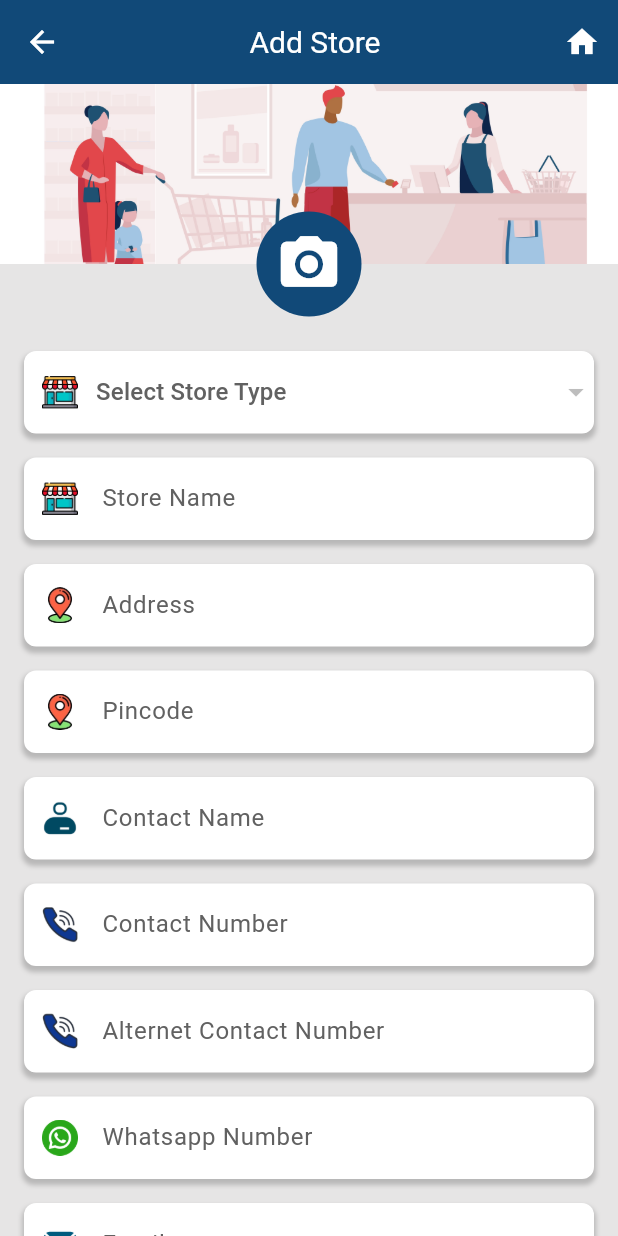
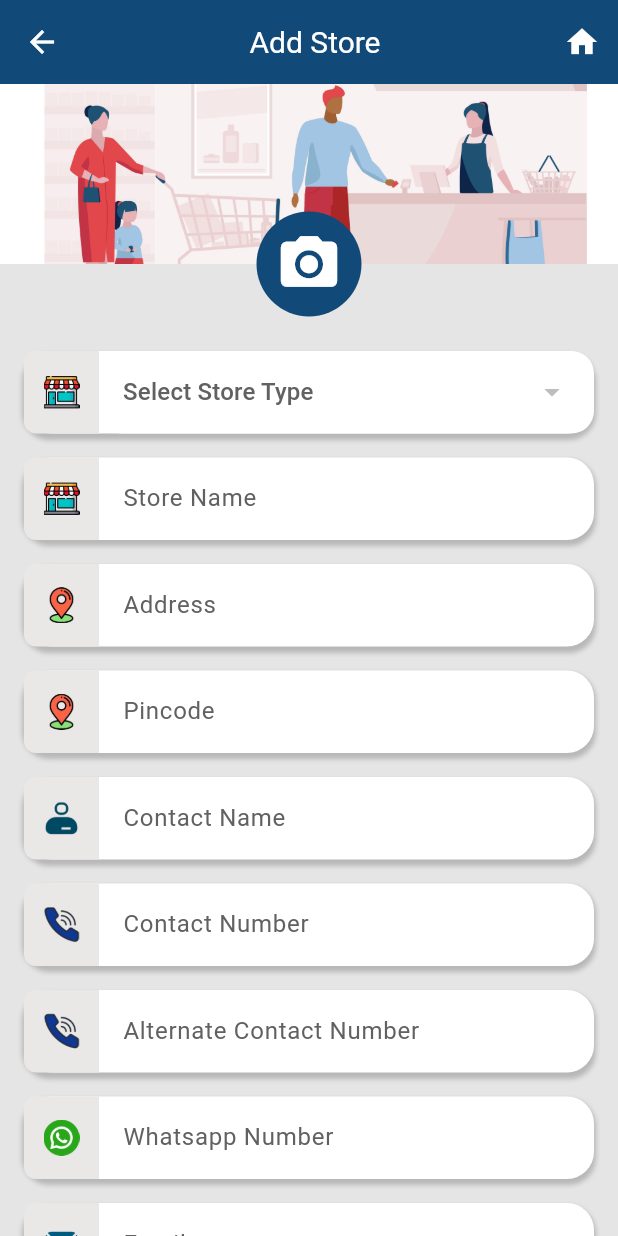
Before and after one commit to DebashisINT/ModernRetailFlutter, a Flutter app: the StoreFragment screen opened directly, after a tap on the "add" icon, on a phone screen of 412 x 824 dp. Run offline on Flutter 3.47's test engine with Material 3 defaults, Android fonts, the light colour scheme and no system bars; our stand-ins replace dio, floor, flutter_advanced_drawer, geocoding, geolocator, image_cropper and 6 more; accounts and stored records are empty; generated files the repository leaves out were written again.

Commit message:
c add store design change

```diff
--- a/lib/screen/store_add_fragment.dart
+++ b/lib/screen/store_add_fragment.dart
@@ -214,7 +214,7 @@ class _StoreAddFragmentState extends State<StoreAddFragment> {
                       10),
                   buildInputField(
                       'assets/images/ic_phone.png',
-                      'Alternet Contact Number',
+                      'Alternate Contact Number',
                       contactAlternateNumberController,
                       TextInputType.number,
                       10),
@@ -275,6 +275,157 @@ class _StoreAddFragmentState extends State<StoreAddFragment> {
   }
 
   Widget buildInputField(
+      String iconPath,
+      String hint,
+      TextEditingController controller,
+      TextInputType textInputType,
+      int maxLength, {
+        bool isDropdown = false,
+      }) {
+    return Container(
+      margin: EdgeInsets.symmetric(vertical: 8.0),
+      decoration: BoxDecoration(
+        color: AppColor.colorWhite, // White background for the input field
+        borderRadius: BorderRadius.circular(18),
+        boxShadow: [
+          BoxShadow(
+            color: Colors.black.withOpacity(0.2), // Shadow color with opacity
+            spreadRadius: 1, // Spread the shadow
+            blurRadius: 2, // Blur effect for the shadow
+            offset: Offset(0, 3), // Shadow position (x, y)
+          ),
+        ],
+      ),
+      child: Row(
+        children: [
+          // Grey rectangle with the icon
+          Container(
+            width: 50, // Width of the grey rectangle
+            height: 55, // Match the height of the input field
+            decoration: BoxDecoration(
+              color: AppColor.colorGreyIconBack, // Grey background color for icon area
+              borderRadius: BorderRadius.only(
+                topLeft: Radius.circular(8),
+                bottomLeft: Radius.circular(8),
+              ),
+            ),
+            alignment: Alignment.center,
+            child: Image.asset(
+              iconPath, // Icon path
+              width: 24, // Icon width
+              height: 24, // Icon height
+              fit: BoxFit.contain,
+            ),
+          ),
+          // Input field or dropdown
+          /*Expanded(
+            child: isDropdown
+                ? DropdownButton<StoreTypeEntity>(
+              isExpanded: true,
+              underline: SizedBox(),
+              value: selectedStoreType.type_name.isEmpty
+                  ? null
+                  : selectedStoreType, // Default value
+              hint: Text(
+                selectedStoreType.type_name.isEmpty
+                    ? "Select Store Type"
+                    : selectedStoreType.type_name,
+                style: TextStyle(color: Colors.grey[700]),
+              ),
+              items: dropdownStoreType,
+              onChanged: (value) {
+                setState(() {
+                  try {
+                    selectedStoreType = value!;
+                  } catch (e) {
+                    print(e);
+                  }
+                });
+              },
+            )
+                : TextField(
+              controller: controller,
+              maxLines: null,
+              minLines: 1,
+              keyboardType: textInputType,
+              maxLength: maxLength,
+              decoration: InputDecoration(
+                border: InputBorder.none,
+                hintText: hint,
+                hintStyle: TextStyle(color: Colors.grey[700]),
+                contentPadding: EdgeInsets.symmetric(
+                    vertical: 15.0, horizontal: 16.0),
+                counterText: "",
+              ),
+            ),
+          ),*/
+
+          Expanded(
+            child: isDropdown
+                ? DropdownButtonHideUnderline(
+              child: Container(
+                height: 55,
+                padding: EdgeInsets.symmetric(horizontal: 16.0),
+                alignment: Alignment.centerLeft,
+                decoration: BoxDecoration(
+                  color: Colors.white,
+                  borderRadius: BorderRadius.only(
+                    topLeft: Radius.circular(15.0),
+                    topRight: Radius.circular(15.0),
+                    bottomRight: Radius.circular(15.0),
+                    bottomLeft: Radius.circular(15.0),
+                  ),
+                ),
+                child: DropdownButton<StoreTypeEntity>(
+                  isExpanded: true,
+                  value: selectedStoreType.type_name.isEmpty
+                      ? null
+                      : selectedStoreType,
+                  hint: Text(
+                    selectedStoreType.type_name.isEmpty
+                        ? "Select Store Type"
+                        : selectedStoreType.type_name,
+                    style: TextStyle(color: Colors.grey[700]),
+                  ),
+                  items: dropdownStoreType,
+                  onChanged: (value) {
+                    setState(() {
+                      try {
+                        selectedStoreType = value!;
+                      } catch (e) {
+                        print(e);
+                      }
+                    });
+                  },
+                ),
+              ),
+            )
+                : TextField(
+              controller: controller,
+              maxLines: null,
+              minLines: 1,
+              keyboardType: textInputType,
+              maxLength: maxLength,
+              decoration: InputDecoration(
+                border: InputBorder.none,
+                hintText: hint,
+                hintStyle: TextStyle(color: Colors.grey[700]),
+                contentPadding: EdgeInsets.symmetric(
+                    vertical: 15.0, horizontal: 16.0),
+                counterText: "",
+              ),
+            ),
+          )
+
+        ],
+      ),
+    );
+  }
+
+
+
+
+/*  Widget buildInputField(
       String iconPath,
       String hint,
       TextEditingController controller,
@@ -362,7 +513,7 @@ class _StoreAddFragmentState extends State<StoreAddFragment> {
         ],
       ),
     );
-  }
+  }*/
 
   Future<void> _captureAndCropImage() async {
     try {
--- a/lib/utils/app_color.dart
+++ b/lib/utils/app_color.dart
@@ -7,6 +7,7 @@ class AppColor{
   static const Color colorCharcoal = Color(0xFF36454F);
   static const Color colorGrey = Color(0xFF9E9E9E);
   static const Color colorGreyLight = Color(0xFFCDCCCC);
+  static const Color colorGreyIconBack = Color(0xFFEAE7E7);
   static const Color colorToolbar = Color(0xFF114978);
   static const Color colorRed = Color(0xFFB71C1C);
   static const Color colorTransparent = Color(0x00000000);
```
